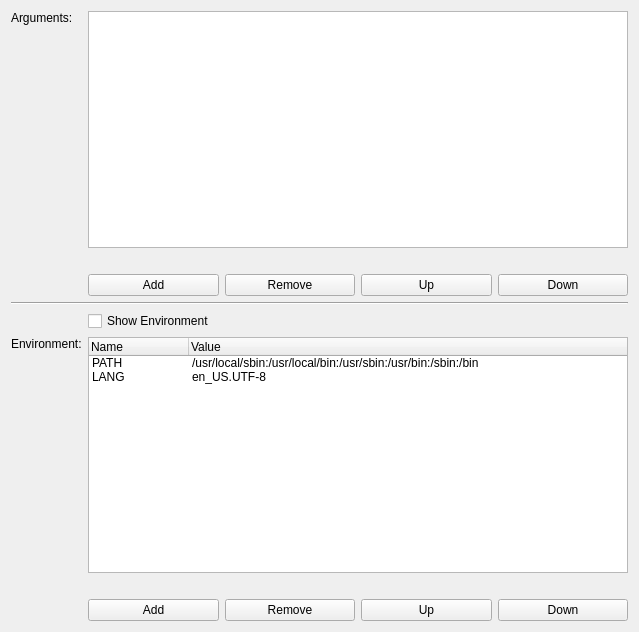
The window that src/brickv/plugin_system/plugins/red/ui/program_page_arguments.ui (Tinkerforge/brickv) describes before a commit, drawn with Qt 5.
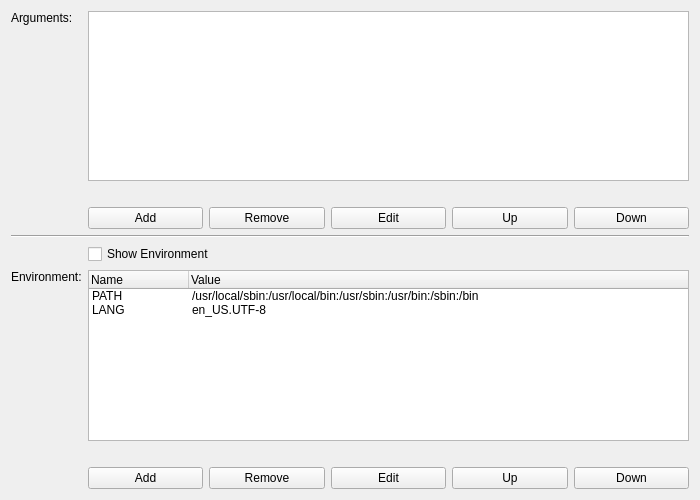
The same window after the commit.

Commit message: red: Add edit buttons to program wizard list editors

```diff
--- a/src/brickv/plugin_system/plugins/red/ui/program_page_arguments.ui
+++ b/src/brickv/plugin_system/plugins/red/ui/program_page_arguments.ui
@@ -6,8 +6,8 @@
    <rect>
     <x>0</x>
     <y>0</y>
-    <width>639</width>
-    <height>632</height>
+    <width>700</width>
+    <height>500</height>
    </rect>
   </property>
   <property name="windowTitle">
@@ -16,7 +16,7 @@
   <layout class="QVBoxLayout" name="verticalLayout">
    <item>
     <layout class="QGridLayout" name="gridLayout">
-     <item row="0" column="1" colspan="4">
+     <item row="0" column="1" colspan="5">
       <widget class="QListWidget" name="list_arguments">
        <property name="sizePolicy">
         <sizepolicy hsizetype="Expanding" vsizetype="Expanding">
@@ -46,14 +46,14 @@
        </property>
       </widget>
      </item>
-     <item row="2" column="4">
+     <item row="2" column="5">
       <widget class="QPushButton" name="button_down_argument">
        <property name="text">
         <string>Down</string>
        </property>
       </widget>
      </item>
-     <item row="1" column="1" colspan="4">
+     <item row="1" column="1" colspan="5">
       <widget class="QLabel" name="label_arguments_help">
        <property name="text">
         <string>&lt;help-placeholder&gt;</string>
@@ -63,35 +63,35 @@
        </property>
       </widget>
      </item>
-     <item row="2" column="3">
+     <item row="2" column="4">
       <widget class="QPushButton" name="button_up_argument">
        <property name="text">
         <string>Up</string>
        </property>
       </widget>
      </item>
-     <item row="2" column="2">
-      <widget class="QPushButton" name="button_remove_argument">
+     <item row="2" column="3">
+      <widget class="QPushButton" name="button_edit_argument">
        <property name="text">
-        <string>Remove</string>
+        <string>Edit</string>
        </property>
       </widget>
      </item>
-     <item row="4" column="1" colspan="4">
+     <item row="4" column="1" colspan="5">
       <widget class="QCheckBox" name="check_show_environment">
        <property name="text">
         <string>Show Environment</string>
        </property>
       </widget>
      </item>
-     <item row="3" column="0" colspan="5">
+     <item row="3" column="0" colspan="6">
       <widget class="Line" name="line">
        <property name="orientation">
         <enum>Qt::Horizontal</enum>
        </property>
       </widget>
      </item>
-     <item row="5" column="1" colspan="4">
+     <item row="5" column="1" colspan="5">
       <widget class="QTreeWidget" name="tree_environment">
        <property name="rootIsDecorated">
         <bool>false</bool>
@@ -137,7 +137,7 @@
        </property>
       </widget>
      </item>
-     <item row="6" column="1" colspan="4">
+     <item row="6" column="1" colspan="5">
       <widget class="QLabel" name="label_environment_help">
        <property name="text">
         <string>&lt;help-placeholder&gt;</string>
@@ -157,6 +157,27 @@
        </property>
       </widget>
      </item>
+     <item row="7" column="4">
+      <widget class="QPushButton" name="button_up_environment_variable">
+       <property name="text">
+        <string>Up</string>
+       </property>
+      </widget>
+     </item>
+     <item row="7" column="5">
+      <widget class="QPushButton" name="button_down_environment_variable">
+       <property name="text">
+        <string>Down</string>
+       </property>
+      </widget>
+     </item>
+     <item row="2" column="2">
+      <widget class="QPushButton" name="button_remove_argument">
+       <property name="text">
+        <string>Remove</string>
+       </property>
+      </widget>
+     </item>
      <item row="7" column="2">
       <widget class="QPushButton" name="button_remove_environment_variable">
        <property name="text">
@@ -165,16 +186,9 @@
       </widget>
      </item>
      <item row="7" column="3">
-      <widget class="QPushButton" name="button_up_environment_variable">
+      <widget class="QPushButton" name="button_edit_environment_variable">
        <property name="text">
-        <string>Up</string>
-       </property>
-      </widget>
-     </item>
-     <item row="7" column="4">
-      <widget class="QPushButton" name="button_down_environment_variable">
-       <property name="text">
-        <string>Down</string>
+        <string>Edit</string>
        </property>
       </widget>
      </item>
```
Left out of the diff: 2 changed lines with no effect on the pictures. The commit also changes 27 other files.
